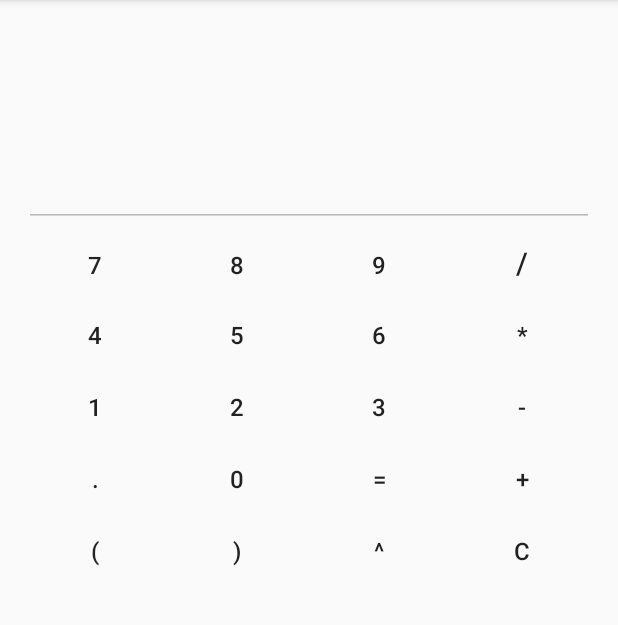
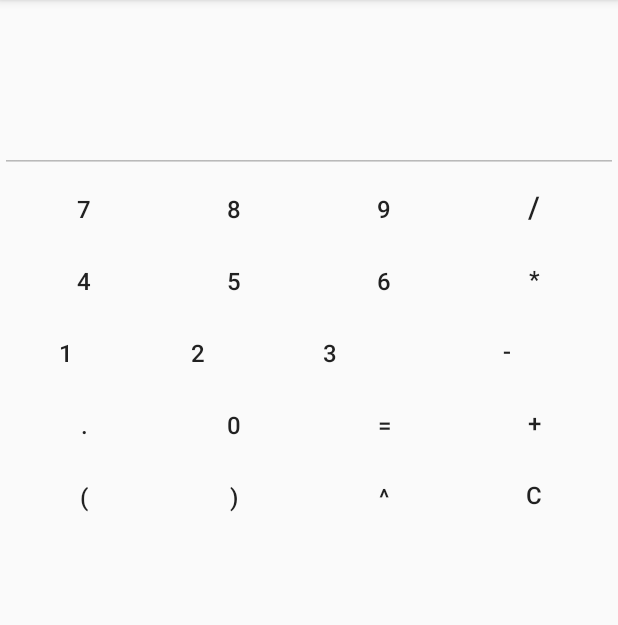
Before and after one commit to if710/2019-2-exercicio-1-calculadora-rpss2, an Android app: the screen it shows after launch (MainActivity), on a phone screen of 412 x 824 dp, the part 84-709 px from its top. Run offline under Robolectric (Android 15) with nearby library versions, the phone set to English and light mode, and no system bars; libraries missing offline, so code that uses them is left out: br.ufpe.cin.

Commit message:
Todos os passos de uma vez

```diff
--- a/calculadora/app/src/main/java/br/ufpe/cin/android/calculadora/MainActivity.kt
+++ b/calculadora/app/src/main/java/br/ufpe/cin/android/calculadora/MainActivity.kt
@@ -2,12 +2,115 @@ package br.ufpe.cin.android.calculadora
 
 import androidx.appcompat.app.AppCompatActivity
 import android.os.Bundle
+import kotlinx.android.synthetic.main.activity_main.*
+import android.widget.Toast
 
 class MainActivity : AppCompatActivity() {
 
     override fun onCreate(savedInstanceState: Bundle?) {
         super.onCreate(savedInstanceState)
         setContentView(R.layout.activity_main)
+
+        // recuperando os dados do estado da última configuração
+        text_calc.setText(savedInstanceState?.getString("edit_field"))
+        text_info.setText(savedInstanceState?.getString("result_field"))
+
+        //listeners para os botões
+        //Quando clica em um botão de número, adiciona seu valor para text_calc
+        btn_0.setOnClickListener {
+            text_calc.append('0')
+        }
+
+        btn_1.setOnClickListener {
+            text_calc.append('1')
+        }
+
+        btn_2.setOnClickListener {
+            text_calc.append('2')
+        }
+
+        btn_3.setOnClickListener {
+            text_calc.append('3')
+        }
+
+        btn_4.setOnClickListener {
+            text_calc.append('4')
+        }
+
+        btn_5.setOnClickListener {
+            text_calc.append('5')
+        }
+
+        btn_6.setOnClickListener {
+            text_calc.append('6')
+        }
+
+        btn_7.setOnClickListener {
+            text_calc.append('7')
+        }
+
+        btn_8.setOnClickListener {
+            text_calc.append('8')
+        }
+
+        btn_9.setOnClickListener {
+            text_calc.append('9')
+        }
+
+        //Quando clica em um botão de expressão, adiciona no text_calc
+        btn_Add.setOnClickListener {
+            text_calc.append('+')
+        }
+
+        btn_Subtract.setOnClickListener {
+            text_calc.append('-')
+        }
+
+        btn_Multiply.setOnClickListener {
+            text_calc.append('*')
+        }
+
+        btn_Divide.setOnClickListener {
+            text_calc.append('/')
+        }
+
+        btn_Dot.setOnClickListener {
+            text_calc.append('.')
+        }
+
+        btn_Power.setOnClickListener {
+            text_calc.append('^')
+        }
+
+        btn_LParen.setOnClickListener {
+            text_calc.append('(')
+        }
+
+        btn_RParen.setOnClickListener {
+            text_calc.append(')')
+        }
+
+        //evento para o botão que limpa o EditText
+        btn_Clear.setOnClickListener {
+            text_calc.append('')
+        }
+
+        //Ao clicar no botão (=), recupera seu valor, realiza o cálculo e seta o resultado para text_info. Caso tenha erro, mostra um Toast.
+        btn_Equal.setOnClickListener {
+            try {
+                text_info.text = eval(text_calc.text.toString()).toString()
+            } catch (error: Exception) {
+                Toast.makeText(applicationContext, "Deu erro: ${err.message}", Toast.LENGTH_LONG).show()
+            }
+        }
+
+    }
+
+    // função para preservar o estado quando ocorrer mundanças de configuração
+    override fun onSaveInstanceState(outState: Bundle?) {
+        outState?.putString("edit_field", text_calc.text.toString())
+        outState?.putString("result_field", text_info.text.toString())
+        super.onSaveInstanceState(outState)
     }
 
 
--- a/calculadora/app/src/main/res/layout/activity_main.xml
+++ b/calculadora/app/src/main/res/layout/activity_main.xml
@@ -1,14 +1,11 @@
 <?xml version="1.0" encoding="utf-8"?>
-<LinearLayout xmlns:android="http://schemas.android.com/apk/res/android"
+<androidx.constraintlayout.widget.ConstraintLayout
+    xmlns:android="http://schemas.android.com/apk/res/android"
+    xmlns:app="http://schemas.android.com/apk/res-auto"
     xmlns:tools="http://schemas.android.com/tools"
     android:id="@+id/main_container"
     android:layout_width="match_parent"
     android:layout_height="match_parent"
-              android:orientation="vertical"
-              android:paddingBottom="@dimen/activity_vertical_margin"
-              android:paddingLeft="@dimen/activity_horizontal_margin"
-              android:paddingRight="@dimen/activity_horizontal_margin"
-              android:paddingTop="@dimen/activity_vertical_margin"
     tools:context="br.ufpe.cin.android.calculadora.MainActivity">
 
     <TextView
@@ -16,7 +13,8 @@
         android:layout_width="match_parent"
         android:layout_height="wrap_content"
         android:layout_marginBottom="20dp"
-            android:textSize="30sp" />
+        android:textSize="30sp"
+        app:layout_constraintTop_toTopOf="parent" />
 
     <EditText
         android:id="@+id/text_calc"
@@ -25,15 +23,11 @@
         android:layout_below="@id/text_info"
         android:enabled="false"
         android:gravity="bottom"
-            android:inputType="numberDecimal"
+        android:inputType="text"
         android:lines="2"
         android:maxLines="2"
-            android:textSize="40sp" />
-
-    <LinearLayout
-            android:layout_width="match_parent"
-            android:layout_height="wrap_content"
-            android:orientation="horizontal">
+        android:textSize="40sp"
+        app:layout_constraintTop_toBottomOf="@+id/text_info" />
 
         <Button
             android:id="@+id/btn_7"
@@ -42,7 +36,10 @@
             android:layout_height="wrap_content"
             android:layout_weight="1"
             android:text="7"
-                android:textSize="16sp" />
+            android:textSize="16sp"
+            app:layout_constraintStart_toStartOf="parent"
+            app:layout_constraintEnd_toStartOf="@+id/btn_8"
+            app:layout_constraintTop_toBottomOf="@+id/text_calc" />
 
         <Button
             android:id="@+id/btn_8"
@@ -51,7 +48,10 @@
             android:layout_height="wrap_content"
             android:layout_weight="1"
             android:text="8"
-                android:textSize="16sp" />
+            android:textSize="16sp"
+            app:layout_constraintEnd_toStartOf="@+id/btn_9"
+            app:layout_constraintStart_toEndOf="@+id/btn_7"
+            app:layout_constraintTop_toBottomOf="@+id/text_calc" />
 
         <Button
             android:id="@+id/btn_9"
@@ -60,7 +60,10 @@
             android:layout_height="wrap_content"
             android:layout_weight="1"
             android:text="9"
-                android:textSize="16sp" />
+            android:textSize="16sp"
+            app:layout_constraintTop_toBottomOf="@+id/text_calc"
+            app:layout_constraintStart_toEndOf="@+id/btn_8"
+            app:layout_constraintEnd_toStartOf="@+id/btn_Divide" />
 
         <Button
             android:id="@+id/btn_Divide"
@@ -69,13 +72,11 @@
             android:layout_height="wrap_content"
             android:layout_weight="1"
             android:text="/"
-                android:textSize="20sp" />
-    </LinearLayout>
-
-    <LinearLayout
-            android:layout_width="match_parent"
-            android:layout_height="wrap_content"
-            android:orientation="horizontal">
+            android:textSize="20sp"
+            app:layout_constraintStart_toEndOf="@+id/btn_9"
+            app:layout_constraintEnd_toEndOf="parent"
+            app:layout_constraintBaseline_toBaselineOf="@+id/btn_9"
+            app:layout_constraintTop_toBottomOf="@+id/text_calc" />
 
         <Button
             android:id="@+id/btn_4"
@@ -84,7 +85,10 @@
             android:layout_height="wrap_content"
             android:layout_weight="1"
             android:text="4"
-                android:textSize="16sp" />
+            android:textSize="16sp"
+            app:layout_constraintStart_toStartOf="parent"
+            app:layout_constraintEnd_toStartOf="@+id/btn_5"
+            app:layout_constraintTop_toBottomOf="@+id/btn_7" />
 
         <Button
             android:id="@+id/btn_5"
@@ -93,7 +97,10 @@
             android:layout_height="wrap_content"
             android:layout_weight="1"
             android:text="5"
-                android:textSize="16sp" />
+            android:textSize="16sp"
+            app:layout_constraintEnd_toStartOf="@+id/btn_6"
+            app:layout_constraintStart_toEndOf="@+id/btn_4"
+            app:layout_constraintTop_toBottomOf="@+id/btn_8" />
 
         <Button
             android:id="@+id/btn_6"
@@ -102,7 +109,10 @@
             android:layout_height="wrap_content"
             android:layout_weight="1"
             android:text="6"
-                android:textSize="16sp" />
+            android:textSize="16sp"
+            app:layout_constraintEnd_toStartOf="@+id/btn_Multiply"
+            app:layout_constraintStart_toEndOf="@+id/btn_5"
+            app:layout_constraintTop_toBottomOf="@+id/btn_9"/>
 
         <Button
             android:id="@+id/btn_Multiply"
@@ -111,13 +121,10 @@
             android:layout_height="wrap_content"
             android:layout_weight="1"
             android:text="*"
-                android:textSize="16sp" />
-    </LinearLayout>
-
-    <LinearLayout
-            android:layout_width="match_parent"
-            android:layout_height="wrap_content"
-            android:orientation="horizontal">
+            android:textSize="16sp"
+            app:layout_constraintStart_toEndOf="@+id/btn_6"
+            app:layout_constraintEnd_toEndOf="parent"
+            app:layout_constraintTop_toBottomOf="@+id/btn_Divide" />
 
         <Button
             android:id="@+id/btn_1"
@@ -126,7 +133,10 @@
             android:layout_height="wrap_content"
             android:layout_weight="1"
             android:text="1"
-                android:textSize="16sp" />
+            android:textSize="16sp"
+            app:layout_constraintStart_toStartOf="parent"
+            app:layout_constraintEnd_toStartOf="@+id/btn_2"
+            app:layout_constraintTop_toBottomOf="@+id/btn_4" />
 
         <Button
                 android:id="@+id/btn_2"
@@ -135,7 +145,10 @@
                 android:layout_height="wrap_content"
                 android:layout_weight="1"
                 android:text="2"
-                android:textSize="16sp" />
+                android:textSize="16sp"
+                app:layout_constraintEnd_toStartOf="@+id/btn_3"
+                app:layout_constraintStart_toEndOf="@+id/btn_1"
+                app:layout_constraintTop_toBottomOf="@+id/btn_5"/>
 
         <Button
             android:id="@+id/btn_3"
@@ -144,7 +157,10 @@
             android:layout_height="wrap_content"
             android:layout_weight="1"
             android:text="3"
-                android:textSize="16sp" />
+            android:textSize="16sp"
+            app:layout_constraintTop_toBottomOf="@+id/btn_6"
+            app:layout_constraintStart_toEndOf="@+id/btn_2"
+            app:layout_constraintEnd_toStartOf="btn_Subtract" />
 
         <Button
             android:id="@+id/btn_Subtract"
@@ -153,14 +169,10 @@
             android:layout_height="wrap_content"
             android:layout_weight="1"
             android:text="-"
-                android:textSize="16sp" />
-
-    </LinearLayout>
-
-    <LinearLayout
-            android:layout_width="match_parent"
-            android:layout_height="wrap_content"
-            android:orientation="horizontal">
+            android:textSize="16sp"
+            app:layout_constraintStart_toEndOf="@+id/btn_3"
+            app:layout_constraintEnd_toEndOf="parent"
+            app:layout_constraintTop_toBottomOf="@+id/btn_Multiply" />
 
         <Button
             android:id="@+id/btn_Dot"
@@ -169,7 +181,10 @@
             android:layout_height="wrap_content"
             android:layout_weight="1"
             android:text="."
-                android:textSize="16sp" />
+            android:textSize="16sp"
+            app:layout_constraintTop_toBottomOf="@+id/btn_1"
+            app:layout_constraintStart_toStartOf="parent"
+            app:layout_constraintEnd_toStartOf="@+id/btn_0" />
 
         <Button
             android:id="@+id/btn_0"
@@ -178,7 +193,10 @@
             android:layout_height="wrap_content"
             android:layout_weight="1"
             android:text="0"
-                android:textSize="16sp" />
+            android:textSize="16sp"
+            app:layout_constraintTop_toBottomOf="@+id/btn_2"
+            app:layout_constraintStart_toEndOf="@+id/btn_Dot"
+            app:layout_constraintEnd_toStartOf="@+id/btn_Equal" />
 
         <Button
             android:id="@+id/btn_Equal"
@@ -187,7 +205,10 @@
             android:layout_height="wrap_content"
             android:layout_weight="1"
             android:text="="
-                android:textSize="16sp" />
+            android:textSize="16sp"
+            app:layout_constraintTop_toBottomOf="@+id/btn_3"
+            app:layout_constraintStart_toEndOf="@+id/btn_0"
+            app:layout_constraintEnd_toStartOf="@+id/btn_Add" />
 
         <Button
             android:id="@+id/btn_Add"
@@ -196,13 +217,10 @@
             android:layout_height="wrap_content"
             android:layout_weight="1"
             android:text="+"
-                android:textSize="16sp" />
-    </LinearLayout>
-
-    <LinearLayout
-            android:layout_width="match_parent"
-            android:layout_height="wrap_content"
-            android:orientation="horizontal">
+            android:textSize="16sp"
+            app:layout_constraintTop_toBottomOf="@+id/btn_Subtract"
+            app:layout_constraintStart_toEndOf="@+id/btn_Equal"
+            app:layout_constraintEnd_toEndOf="parent" />
 
         <Button
             android:id="@+id/btn_LParen"
@@ -211,7 +229,10 @@
             android:layout_height="wrap_content"
             android:layout_weight="1"
             android:text="("
-                android:textSize="16sp" />
+            android:textSize="16sp"
+            app:layout_constraintTop_toBottomOf="@+id/btn_Dot"
+            app:layout_constraintStart_toStartOf="parent"
+            app:layout_constraintEnd_toStartOf="@+id/btn_RParen" />
 
         <Button
             android:id="@+id/btn_RParen"
@@ -220,7 +241,10 @@
             android:layout_height="wrap_content"
             android:layout_weight="1"
             android:text=")"
-                android:textSize="16sp" />
+            android:textSize="16sp"
+            app:layout_constraintTop_toBottomOf="@+id/btn_0"
+            app:layout_constraintStart_toEndOf="@+id/btn_LParen"
+            app:layout_constraintEnd_toStartOf="@+id/btn_Power" />
 
         <Button
             android:id="@+id/btn_Power"
@@ -229,7 +253,10 @@
             android:layout_height="wrap_content"
             android:layout_weight="1"
             android:text="^"
-                android:textSize="16sp" />
+            android:textSize="16sp"
+            app:layout_constraintTop_toBottomOf="@+id/btn_Equal"
+            app:layout_constraintStart_toEndOf="@+id/btn_RParen"
+            app:layout_constraintEnd_toStartOf="@+id/btn_Clear" />
 
         <Button
             android:id="@+id/btn_Clear"
@@ -238,6 +265,8 @@
             android:layout_height="wrap_content"
             android:layout_weight="1"
             android:text="C"
-                android:textSize="16sp" />
-    </LinearLayout>
-</LinearLayout>
+            android:textSize="16sp"
+            app:layout_constraintTop_toBottomOf="@+id/btn_Add"
+            app:layout_constraintStart_toEndOf="@+id/btn_Power"
+            app:layout_constraintEnd_toEndOf="parent" />
+</androidx.constraintlayout.widget.ConstraintLayout>
```
Also changed, not shown: 1 other file. Lines whose indentation alone changed are shown as unchanged.
